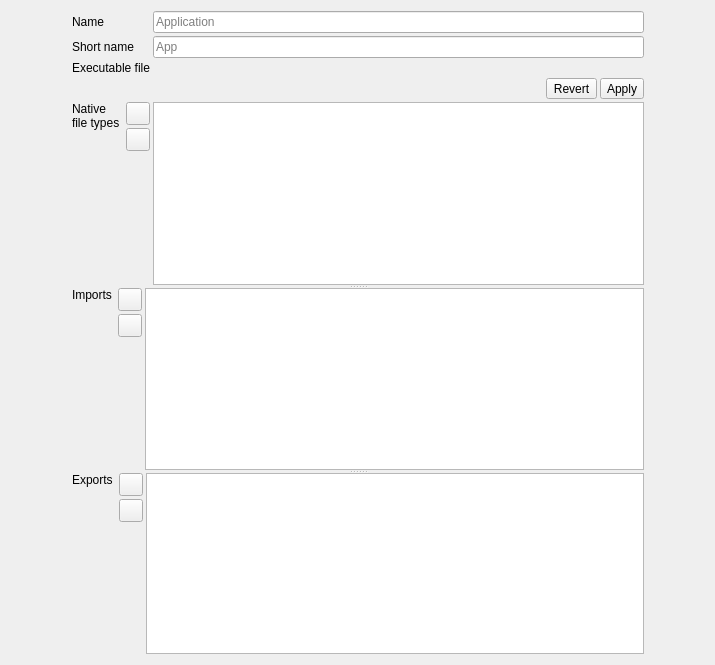
RxLaboratory/Ramses-Client, file src/rameditwidgets/applicationeditwidget.ui: the form before one commit.
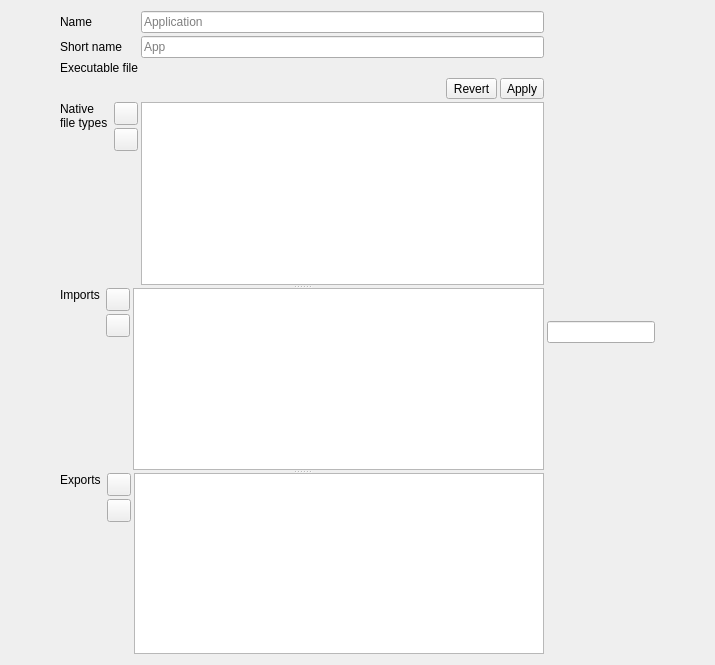
The form after the commit. Icons and pictures are not drawn.

```diff
--- a/src/rameditwidgets/applicationeditwidget.ui
+++ b/src/rameditwidgets/applicationeditwidget.ui
@@ -13,7 +13,7 @@
   <property name="windowTitle">
    <string>Form</string>
   </property>
-  <layout class="QHBoxLayout" name="horizontalLayout_5" stretch="10,80,10">
+  <layout class="QHBoxLayout" name="horizontalLayout_5" stretch="10,80,0,10">
    <property name="spacing">
     <number>3</number>
    </property>
@@ -419,6 +419,13 @@
      </item>
     </layout>
    </item>
+   <item>
+    <widget class="QLineEdit" name="lineEdit">
+     <property name="clearButtonEnabled">
+      <bool>true</bool>
+     </property>
+    </widget>
+   </item>
    <item>
     <spacer name="horizontalSpacer_2">
      <property name="orientation">
```
Left out of the diff: 19 changed lines with no effect on the pictures.
